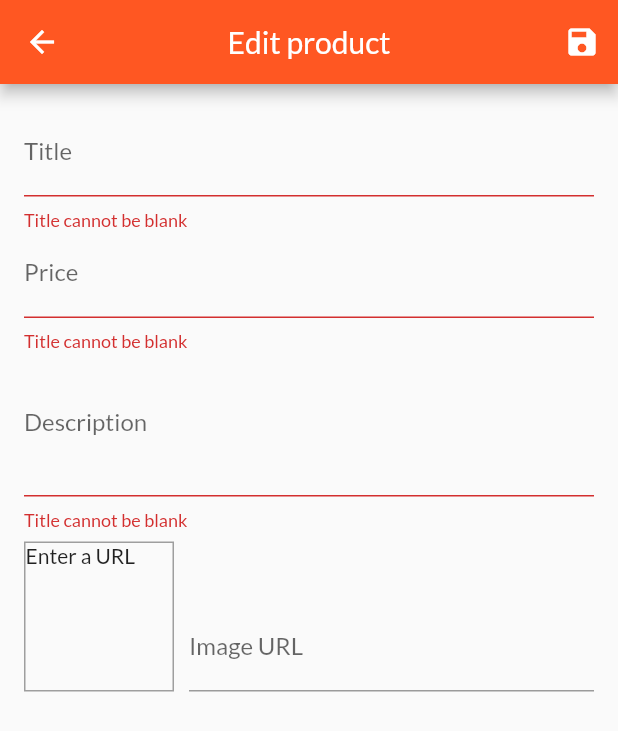
After one commit to htqtung/flutter_online_shop, a Flutter app: the EditProductScreen screen opened by its route, after a tap on the "save" icon, on a phone screen of 412 x 824 dp. The commit adds this screen. Shown: the top 731 px of the screen. Run offline on Flutter 3.47's test engine with Material 2 defaults, Android fonts, the phone set to English and light mode, and no system bars; network calls fail.

Commit message:
Action feedback - Product management screen - Product form
Added feedback for add to cart action, confirmation popup for remove from cart. Add product management screen and add product form with validation - WIP

```diff
--- a/lib/main.dart
+++ b/lib/main.dart
@@ -8,6 +8,8 @@ import './providers/products.dart';
 import './providers/cart.dart';
 import './providers/orders.dart';
 import './screens/cart_screen.dart';
+import './screens/user_products_screen.dart';
+import './screens/edit_product_screen.dart';
 
 void main() => runApp(MyApp());
 
@@ -43,6 +45,8 @@ class MyApp extends StatelessWidget {
             ProductDetailScreen.routeName: (ctx) => ProductDetailScreen(),
             CartScreen.routeName: (ctx) => CartScreen(),
             OrdersScreen.routeName: (ctx) => OrdersScreen(),
+            UserProductsScreen.routeName: (ctx) => UserProductsScreen(),
+            EditProductScreen.routeName: (ctx) => EditProductScreen(),
           }),
     );
   }
--- /dev/null
+++ b/lib/screens/edit_product_screen.dart
@@ -0,0 +1,196 @@
+import 'package:flutter/material.dart';
+
+import '../providers/product.dart';
+
+class EditProductScreen extends StatefulWidget {
+  static const routeName = '/edit-product';
+
+  @override
+  _EditProductScreenState createState() => _EditProductScreenState();
+}
+
+class _EditProductScreenState extends State<EditProductScreen> {
+  final _priceFocusNode = FocusNode();
+  final _descriptionFocusNode = FocusNode();
+  final _imageUrlFocusNode = FocusNode();
+
+  final _imageUrlController = TextEditingController();
+  final _form = GlobalKey<FormState>();
+  var _editedProduct = Product(
+    id: null,
+    title: '',
+    description: '',
+    price: 0,
+    imageUrl: '',
+  );
+
+  @override
+  void initState() {
+    _imageUrlFocusNode.addListener(_updateImageUrl);
+    super.initState();
+  }
+
+  @override
+  void dispose() {
+    _imageUrlFocusNode.removeListener(_updateImageUrl);
+    _priceFocusNode.dispose();
+    _descriptionFocusNode.dispose();
+    _imageUrlFocusNode.dispose();
+    _imageUrlController.dispose();
+    super.dispose();
+  }
+
+  void _updateImageUrl() {
+    if (!_imageUrlFocusNode.hasFocus) {
+      setState(() {});
+    }
+  }
+
+  void _saveForm() {
+    final isValid = _form.currentState.validate();
+    if (isValid) _form.currentState.save();
+    print(_editedProduct.title);
+    print(_editedProduct.description);
+    print(_editedProduct.price);
+    print(_editedProduct.imageUrl);
+  }
+
+  @override
+  Widget build(BuildContext context) {
+    return Scaffold(
+      appBar: AppBar(
+        title: Text('Edit product'),
+        centerTitle: true,
+        actions: <Widget>[
+          IconButton(icon: Icon(Icons.save), onPressed: _saveForm),
+        ],
+      ),
+      body: Padding(
+        padding: const EdgeInsets.all(16),
+        child: Form(
+          key: _form,
+          child: ListView(
+            children: <Widget>[
+              TextFormField(
+                decoration: InputDecoration(labelText: 'Title'),
+                textInputAction: TextInputAction.next,
+                onFieldSubmitted: (value) {
+                  FocusScope.of(context).requestFocus(_priceFocusNode);
+                },
+                onSaved: (value) {
+                  _editedProduct = Product(
+                    title: value,
+                    price: _editedProduct.price,
+                    description: _editedProduct.description,
+                    imageUrl: _editedProduct.imageUrl,
+                    id: null,
+                  );
+                },
+                validator: (value) {
+                  if (value.isEmpty)
+                    return 'Title cannot be blank';
+                  else
+                    return null;
+                },
+              ),
+              TextFormField(
+                decoration: InputDecoration(labelText: 'Price'),
+                textInputAction: TextInputAction.next,
+                onFieldSubmitted: (_) {
+                  FocusScope.of(context).requestFocus(_descriptionFocusNode);
+                },
+                keyboardType: TextInputType.number,
+                focusNode: _priceFocusNode,
+                onSaved: (value) {
+                  _editedProduct = Product(
+                    title: _editedProduct.title,
+                    price: double.parse(value),
+                    description: _editedProduct.description,
+                    imageUrl: _editedProduct.imageUrl,
+                    id: null,
+                  );
+                },
+                validator: (value) {
+                  if (value.isEmpty)
+                    return 'Title cannot be blank';
+                  else
+                    return null;
+                },
+              ),
+              TextFormField(
+                decoration: InputDecoration(labelText: 'Description'),
+                maxLines: 3,
+                keyboardType: TextInputType.multiline,
+                focusNode: _descriptionFocusNode,
+                onSaved: (value) {
+                  _editedProduct = Product(
+                    title: _editedProduct.title,
+                    price: _editedProduct.price,
+                    description: value,
+                    imageUrl: _editedProduct.imageUrl,
+                    id: null,
+                  );
+                },
+                validator: (value) {
+                  if (value.isEmpty)
+                    return 'Title cannot be blank';
+                  else
+                    return null;
+                },
+              ),
+              Row(
+                crossAxisAlignment: CrossAxisAlignment.end,
+                children: <Widget>[
+                  Container(
+                    width: 100,
+                    height: 100,
+                    margin: EdgeInsets.only(
+                      top: 8,
+                      right: 10,
+                    ),
+                    decoration: BoxDecoration(
+                      border: Border.all(
+                        width: 1,
+                        color: Colors.grey,
+                      ),
+                    ),
+                    child: _imageUrlController.text.isEmpty
+                        ? Text('Enter a URL')
+                        : FittedBox(
+                            child: Image.network(_imageUrlController.text),
+                            fit: BoxFit.cover,
+                          ),
+                  ),
+                  Expanded(
+                    child: TextFormField(
+                      decoration: InputDecoration(labelText: 'Image URL'),
+                      keyboardType: TextInputType.url,
+                      textInputAction: TextInputAction.done,
+                      controller: _imageUrlController,
+                      focusNode: _imageUrlFocusNode,
+                      // onEditingComplete: () {
+                      //   setState(() {});
+                      // },
+                      onFieldSubmitted: (_) {
+                        _saveForm();
+                      },
+                      onSaved: (value) {
+                        _editedProduct = Product(
+                          title: _editedProduct.title,
+                          price: _editedProduct.price,
+                          description: _editedProduct.description,
+                          imageUrl: value,
+                          id: null,
+                        );
+                      },
+                    ),
+                  ),
+                ],
+              ),
+            ],
+          ),
+        ),
+      ),
+    );
+  }
+}
--- a/lib/screens/product_detail.dart
+++ b/lib/screens/product_detail.dart
@@ -19,6 +19,7 @@ class ProductDetailScreen extends StatelessWidget {
     return Scaffold(
       appBar: AppBar(
         title: Text(productItem.title),
+        centerTitle: true,
       ),
       body: SingleChildScrollView(
           child: Column(
```
Also changed, not shown: lib/providers/cart.dart (+30 -11 lines), lib/screens/user_products_screen.dart (added, +46 -0 lines), lib/widgets/cart_item.dart (+23 -0 lines), lib/widgets/product_item.dart (+13 -0 lines), lib/widgets/side_drawer.dart (+11 -1 lines), lib/widgets/user_product_item.dart (added, +33 -0 lines).
